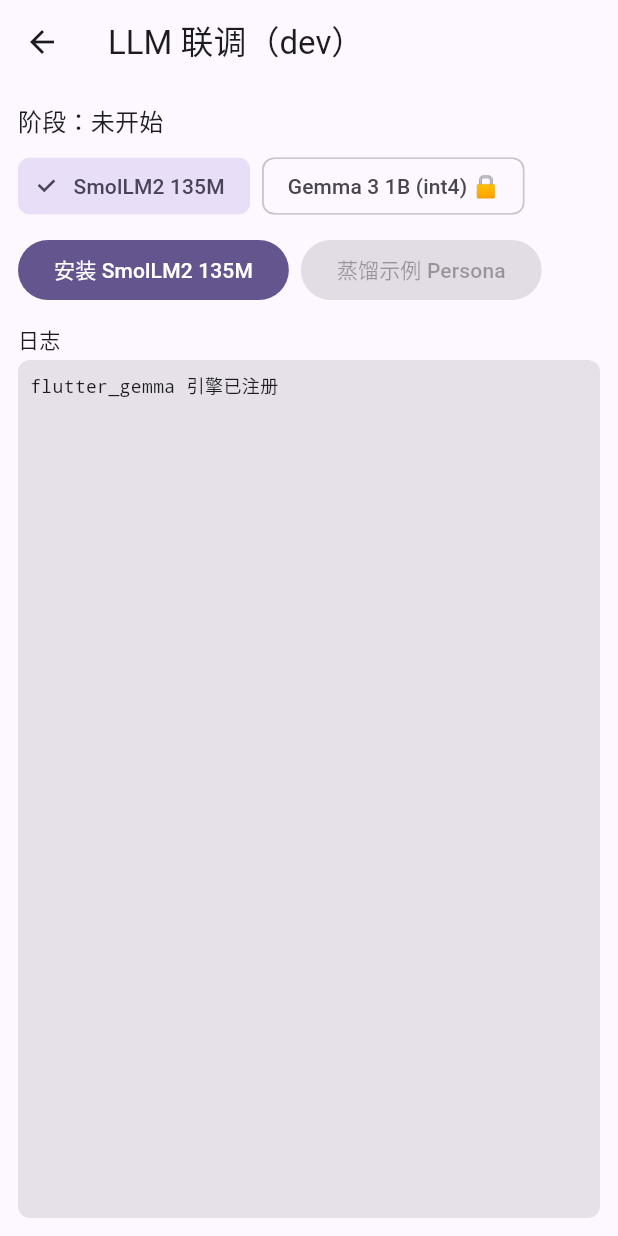
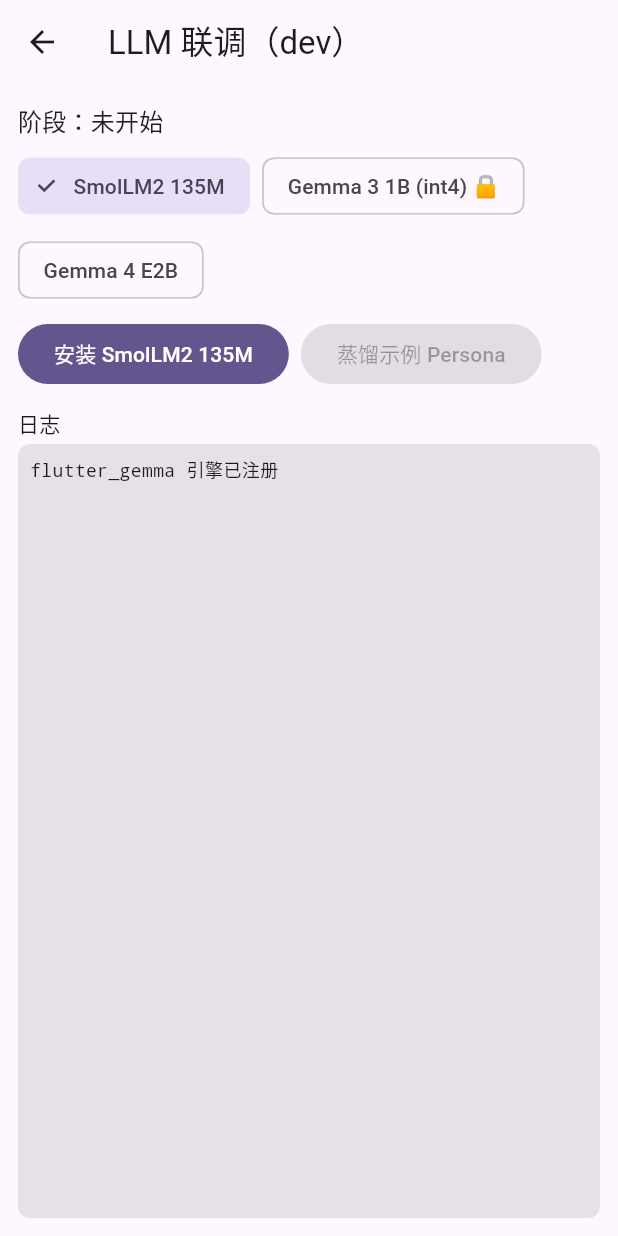
Before and after one commit to obkim-hello/lostone, a Flutter app: the LlmHarnessScreen screen opened directly, on a phone screen of 412 x 824 dp. Run offline on Flutter 3.47's test engine with Material 3 defaults, Android fonts, the phone set to English and light mode, and no system bars; our stand-ins replace csv, flutter_riverpod, flutter_secure_storage, hive_flutter; missing offline and left inert: exif, flutter_gemma, flutter_gemma_litertlm, sqlite3; accounts and stored records are empty.

Commit message:
fix(004): 修正 Gemma 目录 URL（核对 HF 真实文件）+ E2B 免 token 入选择器
- gemma3_1b 原 URL 指向不存在的 ekv2048 文件 → 改指通用 gemma3-1b-it-int4.litertlm
- gemma4E2b 原指不存在的仓库 → 改指 litert-community/gemma-4-E2B-it-litert-lm
  的 gemma-4-E2B-it.litertlm；该仓库 gated=False，去掉 requiresToken
- SoC 专用变体（qualcomm/intel/tensor/web）不适用 iOS，统一选通用文件
- 调试台 _choices 补入 E2B（免 token 的高质量档）

🤖 Generated with [Claude Code](https://claude.com/claude-code)

Co-Authored-By: Claude <noreply@anthropic.com>

```diff
--- a/mobile/lib/screens/dev/llm_harness_screen.dart
+++ b/mobile/lib/screens/dev/llm_harness_screen.dart
@@ -38,6 +38,7 @@ class _LlmHarnessScreenState extends State<LlmHarnessScreen> {
   static const List<ModelDescriptor> _choices = <ModelDescriptor>[
     ModelCatalog.smolLm135m,
     ModelCatalog.gemma3_1b,
+    ModelCatalog.gemma4E2b,
   ];
 
   ModelDescriptor _model = ModelCatalog.smolLm135m;
--- a/mobile/lib/services/model/model_catalog.dart
+++ b/mobile/lib/services/model/model_catalog.dart
@@ -33,7 +33,7 @@ class ModelCatalog {
     capabilities: <ModelCapability>{ModelCapability.text},
     minTier: DeviceTier.lowEnd,
     sourceUrl:
-        'https://huggingface.co/litert-community/Gemma3-1B-IT/resolve/main/Gemma3-1B-IT_multi-prefill-seq_q4_ekv2048.litertlm',
+        'https://huggingface.co/litert-community/Gemma3-1B-IT/resolve/main/gemma3-1b-it-int4.litertlm',
     requiresToken: true,
   );
 
@@ -50,8 +50,7 @@ class ModelCatalog {
     },
     minTier: DeviceTier.highEnd,
     sourceUrl:
-        'https://huggingface.co/litert-community/Gemma-4-E2B-it/resolve/main/Gemma-4-E2B-it.litertlm',
-    requiresToken: true,
+        'https://huggingface.co/litert-community/gemma-4-E2B-it-litert-lm/resolve/main/gemma-4-E2B-it.litertlm',
   );
 
   /// 全部条目（默认三档，稳定顺序）。
```
Also changed, not shown: 1 other file.
